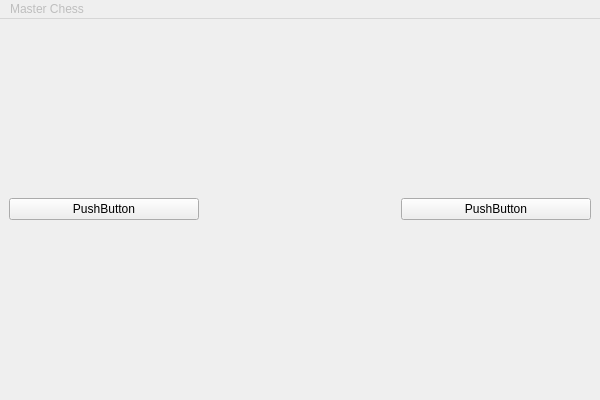
This is mainwindow.ui in MaximusJoshep/masterChess as Qt 5 draws it before an edit. The edited form follows.
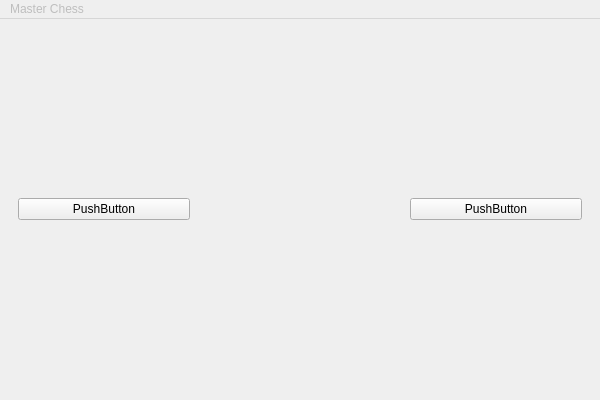
This is the edited form. Custom widgets are drawn as their Qt base class.

```diff
--- a/mainwindow.ui
+++ b/mainwindow.ui
@@ -14,39 +14,35 @@
    <string>MainWindow</string>
   </property>
   <widget class="QWidget" name="centralwidget">
-   <layout class="QGridLayout" name="gridLayout">
-    <item row="0" column="0">
-     <layout class="QHBoxLayout" name="horizontalLayout_3">
-      <item>
-       <widget class="QPushButton" name="pushButton">
-        <property name="text">
-         <string>PushButton</string>
-        </property>
-       </widget>
-      </item>
-     </layout>
-    </item>
-    <item row="0" column="2">
      <layout class="QHBoxLayout" name="horizontalLayout">
       <item>
-       <widget class="QPushButton" name="pushButton_3">
+     <widget class="QWidget" name="widget" native="true">
+      <layout class="QVBoxLayout" name="verticalLayout">
+       <item>
+        <widget class="QPushButton" name="pushButton">
         <property name="text">
          <string>PushButton</string>
         </property>
        </widget>
       </item>
      </layout>
+     </widget>
     </item>
-    <item row="0" column="1">
-     <layout class="QHBoxLayout" name="horizontalLayout_2">
       <item>
-       <widget class="QLabel" name="label_tablero">
+     <widget class="Board" name="boardwidget" native="true"/>
+    </item>
+    <item>
+     <widget class="QWidget" name="widget_2" native="true">
+      <layout class="QVBoxLayout" name="verticalLayout_2">
+       <item>
+        <widget class="QPushButton" name="pushButton_2">
         <property name="text">
-         <string/>
+          <string>PushButton</string>
         </property>
        </widget>
       </item>
      </layout>
+     </widget>
     </item>
    </layout>
   </widget>
@@ -56,7 +52,7 @@
      <x>0</x>
      <y>0</y>
      <width>600</width>
-     <height>21</height>
+     <height>26</height>
     </rect>
    </property>
    <widget class="QMenu" name="menuMaster_Chess">
@@ -70,6 +66,14 @@
    <addaction name="menuMaster_Chess"/>
   </widget>
  </widget>
+ <customwidgets>
+  <customwidget>
+   <class>Board</class>
+   <extends>QWidget</extends>
+   <header>board.h</header>
+   <container>1</container>
+  </customwidget>
+ </customwidgets>
  <resources/>
  <connections/>
 </ui>
```
Lines whose indentation alone changed are shown as unchanged.
